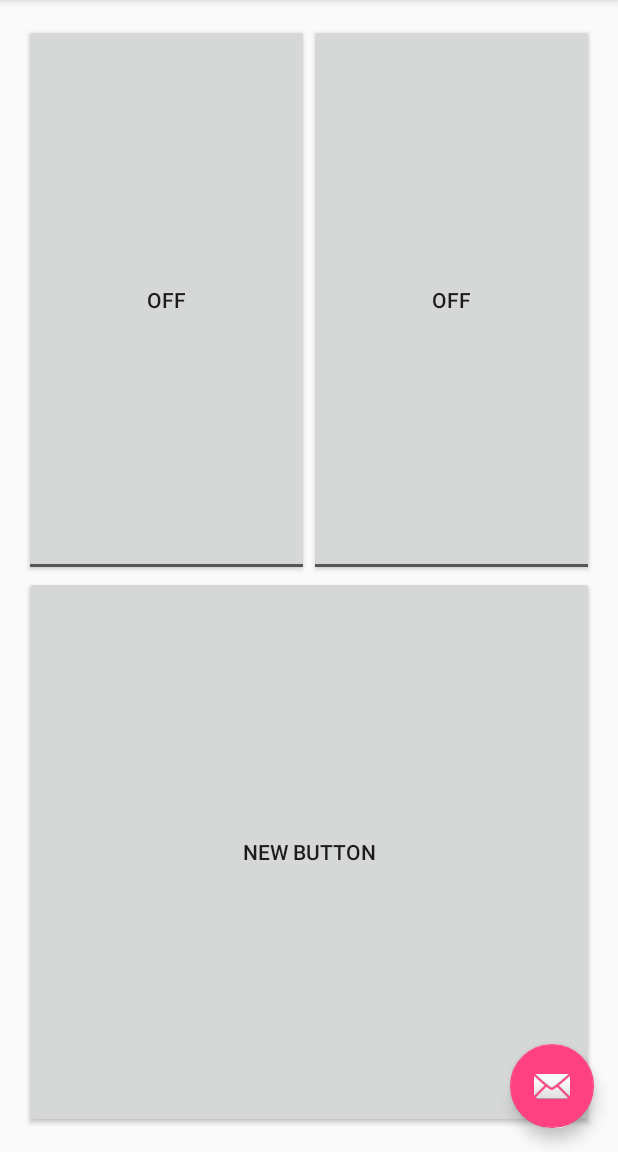
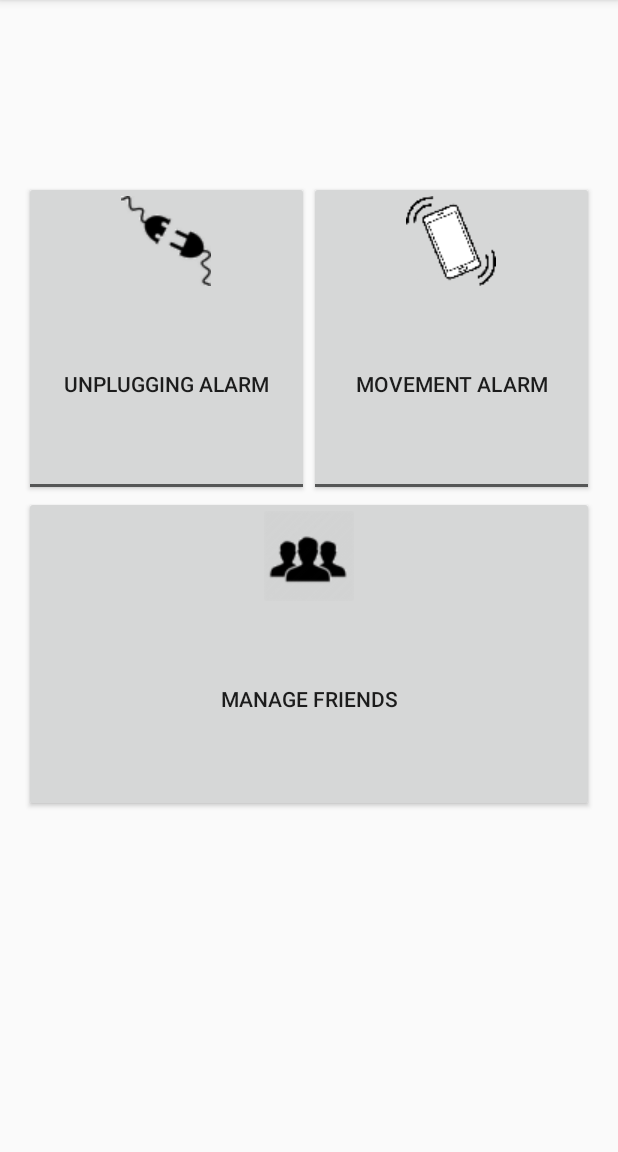
Before and after one commit to LeSphax/Thief-Tracker, an Android app: the screen it shows after launch (Home), on a phone screen of 412 x 824 dp, the part 84-1236 px from its top. Run offline under Robolectric (Android 15) with nearby library versions, the phone set to English and light mode, and no system bars.

Commit message:
Icons and text on the homapage buttons

```diff
--- a/app/src/main/res/layout/activity_home.xml
+++ b/app/src/main/res/layout/activity_home.xml
@@ -17,9 +17,5 @@
 
     <include layout="@layout/content_home" />
 
-    <android.support.design.widget.FloatingActionButton android:id="@+id/fab"
-        android:layout_width="wrap_content" android:layout_height="wrap_content"
-        android:layout_gravity="bottom|end" android:layout_margin="@dimen/fab_margin"
-        android:src="@android:drawable/ic_dialog_email" />
 
 </android.support.design.widget.CoordinatorLayout>
--- a/app/src/main/res/layout/content_home.xml
+++ b/app/src/main/res/layout/content_home.xml
@@ -12,19 +12,28 @@
     <LinearLayout
         android:orientation="vertical"
         android:layout_width="match_parent"
-        android:layout_height="match_parent">
+        android:layout_height="match_parent"
+        android:weightSum="7">
+
+        <Space
+            android:layout_width="fill_parent"
+            android:layout_height="0dp"
+            android:layout_weight="1" />
 
         <LinearLayout
             android:orientation="horizontal"
             android:layout_width="fill_parent"
-            android:layout_height="fill_parent"
-            android:layout_weight="1">
+            android:layout_height="0dp"
+            android:layout_weight="2">
 
             <ToggleButton
                 android:layout_width="fill_parent"
                 android:layout_height="fill_parent"
-                android:text="New ToggleButton"
-                android:id="@+id/toggleButton"
+                android:text="Unplugging alarm"
+                android:textOff="Unplugging alarm"
+                android:textOn="Unplugging alarm"
+                android:id="@+id/buttonUnplugged"
+                android:drawableTop="@drawable/ic_unplugged"
                 android:layout_alignParentTop="true"
                 android:layout_alignParentEnd="true"
                 android:layout_weight="1" />
@@ -32,16 +41,26 @@
             <ToggleButton
                 android:layout_width="fill_parent"
                 android:layout_height="fill_parent"
-                android:text="New ToggleButton"
-                android:id="@+id/toggleButton2"
+                android:text="Movement alarm"
+                android:textOff="Movement alarm"
+                android:textOn="Movement alarm"
+                android:id="@+id/buttonMoving"
+                android:drawableTop="@drawable/ic_movement"
                 android:layout_weight="1" />
         </LinearLayout>
 
         <Button
             android:layout_width="fill_parent"
-            android:layout_height="fill_parent"
-            android:text="New Button"
+            android:layout_height="0dp"
+            android:text="Manage friends"
             android:id="@+id/button"
-            android:layout_weight="1" />
+            android:drawableTop="@drawable/ic_friends"
+            android:layout_weight="2" />
+
+        <Space
+            android:layout_width="fill_parent"
+            android:layout_height="0dp"
+            android:layout_weight="2" />
+
     </LinearLayout>
 </RelativeLayout>
```
Also changed, not shown: app/src/main/res/drawable/ic_friends.png (added), app/src/main/res/drawable/ic_movement.png (added), app/src/main/res/drawable/ic_unplugged.png (added).
